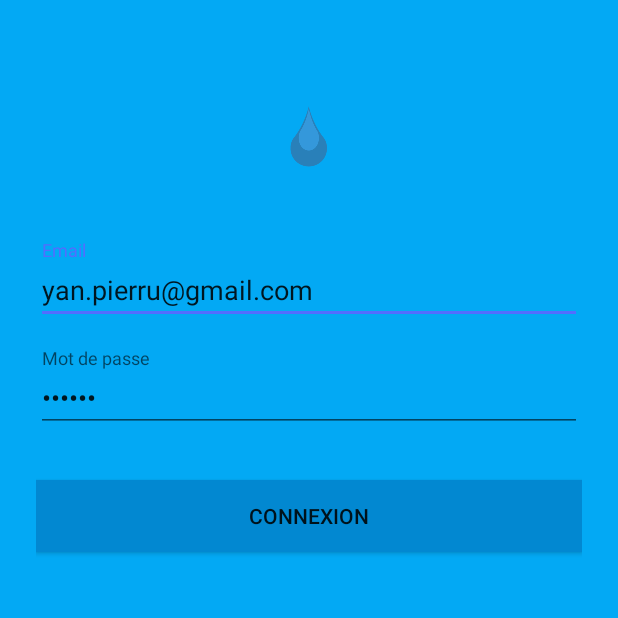
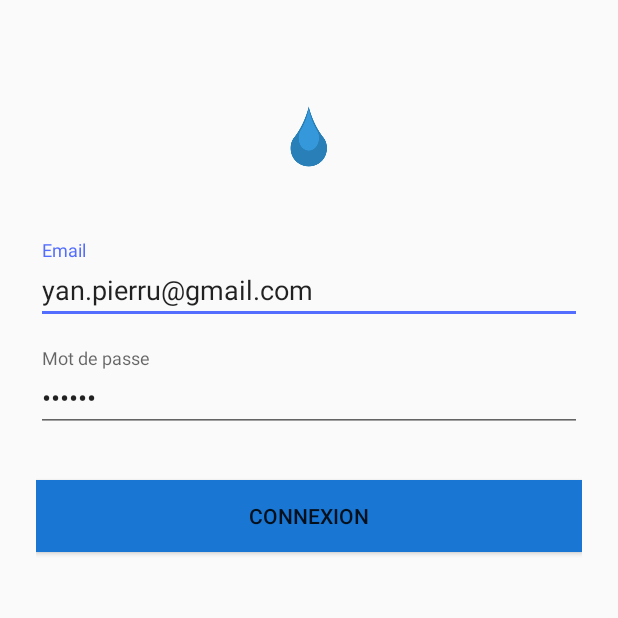
Before and after one commit to YPierru/Tilk, an Android app: the screen it shows after launch (LoginActivity), on a phone screen of 412 x 824 dp, the top half of it. Run offline under Robolectric (Android 15) with nearby library versions, the phone set to English and light mode, and no system bars.

```diff
--- a/app/src/main/java/com/tilk/fragment/PosteFragment.java
+++ b/app/src/main/java/com/tilk/fragment/PosteFragment.java
@@ -45,7 +45,6 @@ public class PosteFragment extends Fragment {
     public void onActivityCreated (Bundle savedInstanceState){
         super.onActivityCreated(savedInstanceState);
 
-
         LineChart chart = (LineChart) getView().findViewById(R.id.chart_evolution);
         List<Entry> entries = new ArrayList<>();
 
--- a/app/src/main/java/com/tilk/utils/SharedPreferencesManager.java
+++ b/app/src/main/java/com/tilk/utils/SharedPreferencesManager.java
@@ -5,6 +5,7 @@ import android.content.SharedPreferences;
 import android.preference.PreferenceManager;
 
 import com.google.gson.Gson;
+import com.tilk.R;
 import com.tilk.models.Room;
 import com.tilk.models.WaterLoad;
 
@@ -111,6 +112,11 @@ public class SharedPreferencesManager {
         return listRooms;
     }
 
+    public boolean isRoomOrganisation(){
+        SharedPreferences prefs = getSharedPref();
+        return prefs.getBoolean(context.getString(R.string.session_checkbox_rooms),false);
+    }
+
     private SharedPreferences.Editor getEditor(){
 
         return PreferenceManager.getDefaultSharedPreferences(context).edit();
--- a/app/src/main/res/layout/activity_login.xml
+++ b/app/src/main/res/layout/activity_login.xml
@@ -6,7 +6,6 @@
         android:orientation="vertical"
         android:layout_width="match_parent"
         android:layout_height="match_parent"
-        android:background="@color/colorPrimary"
         android:paddingTop="56dp"
         android:paddingLeft="24dp"
         android:paddingRight="24dp"
--- a/app/src/main/res/layout/list_group.xml
+++ b/app/src/main/res/layout/list_group.xml
@@ -16,5 +16,6 @@
         android:layout_width="wrap_content"
         android:layout_height="wrap_content"
         android:focusable="false"
+        android:visibility="invisible"
         android:text="Ajouter"/>
 </LinearLayout>
--- a/app/src/main/res/values/colors.xml
+++ b/app/src/main/res/values/colors.xml
@@ -1,9 +1,9 @@
 <?xml version="1.0" encoding="utf-8"?>
 <resources>
-    <color name="colorPrimary">#03A9F4</color>
-    <color name="colorPrimaryDark">#0288D1</color>
-    <color name="colorPrimaryLight">#B3E5FC</color>
-    <color name="colorAccent">#536dfe</color>
+    <color name="colorPrimary">#2196F3</color>
+    <color name="colorPrimaryDark">#1976D2</color>
+    <color name="colorPrimaryLight">#BBDEFB</color>
+    <color name="colorAccent">#536DFE</color>
     <color name="colorPrimaryText">#212121</color>
     <color name="colorSecondaryText">#757575</color>
     <color name="colorIcons">#FFFFFF</color>
```
Also changed, not shown: app/src/main/java/com/tilk/activity/MainActivity.java (+20 -4 lines), app/src/main/java/com/tilk/activity/RoomsActivity.java (+13 -2 lines), app/src/main/java/com/tilk/adapter/CustomExpandableListAdapter.java (+10 -1 lines), app/src/main/res/layout/activity_splash_screen.xml (+0 -10 lines), 1 other file.
